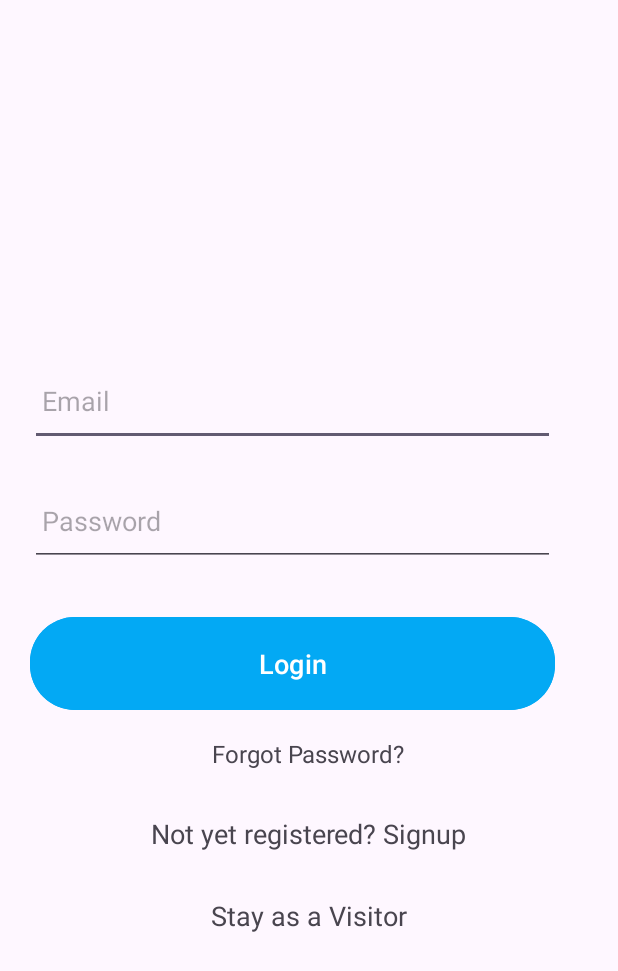
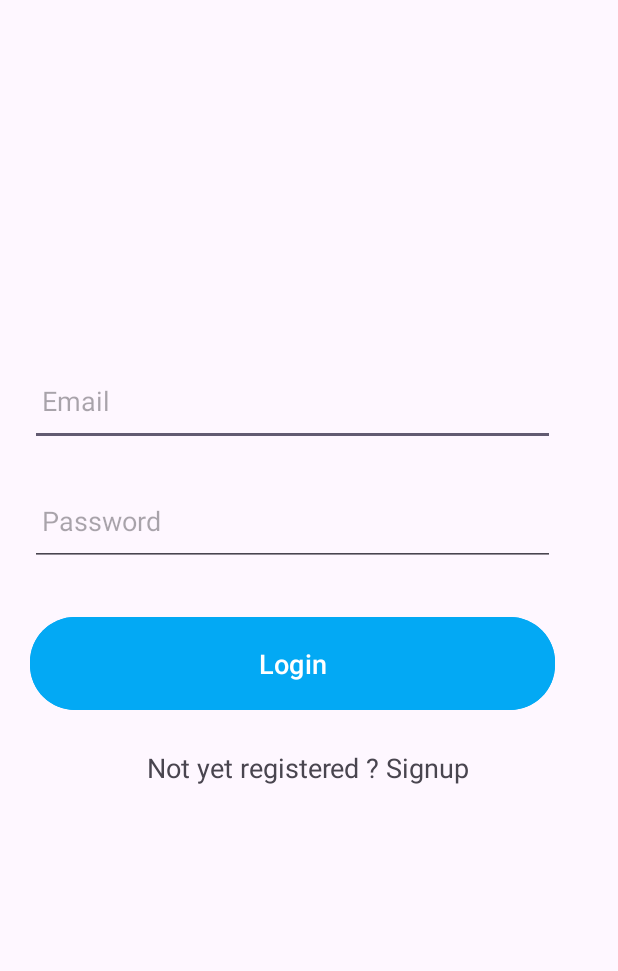
Before and after one commit to achrafwadii/busappversion1, an Android app: the screen it shows after launch (login), on a phone screen of 412 x 824 dp. Shown: the top 971 px of the screen. Run offline under Robolectric (Android 15) with nearby library versions, the phone set to English and light mode, and no system bars; our stand-ins replace Firebase (no records; nobody signed in at launch, a user with empty details on screens opened directly); Roboto replaces fonts that are not available here.

Commit message:
version dernier

```diff
--- /dev/null
+++ b/app/src/main/java/com/example/busapp/Parcelize.kt
@@ -0,0 +1,3 @@
+package com.example.busapp
+
+annotation class Parcelize
--- a/app/src/main/java/com/example/busapp/login.kt
+++ b/app/src/main/java/com/example/busapp/login.kt
@@ -19,7 +19,6 @@ class login : AppCompatActivity() {
         val emailtxt : TextView = findViewById(R.id.login_email)
         val passwordtxt : TextView = findViewById(R.id.login_password)
         val toSignup : TextView = findViewById(R.id.signupRedirectText)
-        val stay_visitor : TextView = findViewById(R.id.stayasvisitor)
         loginbtn.setOnClickListener{
             val email = emailtxt.text.toString().trim()
             val password = passwordtxt.text.toString()
@@ -43,12 +42,6 @@ class login : AppCompatActivity() {
             startActivity(intent1)
 
         }
-        stay_visitor.setOnClickListener{
-            val intent3 = Intent(this, MainActivity::class.java)
-            startActivity(intent3)
-            finish()
-        }
-
     }
 
 }
--- a/app/src/main/res/layout/login.xml
+++ b/app/src/main/res/layout/login.xml
@@ -59,15 +59,7 @@
                     android:textSize="18sp"
                     app:cornerRadius="30dp" />
 
-                <TextView
-                    android:id="@+id/forgot_password"
-                    android:layout_width="wrap_content"
-                    android:layout_height="wrap_content"
-                    android:layout_gravity="center"
-                    android:layout_marginTop="6dp"
-                    android:padding="8dp"
-                    android:text="Forgot Password?"
-                    android:textSize="16sp" />
+
 
                 <TextView
                     android:id="@+id/signupRedirectText"
@@ -76,23 +68,13 @@
                     android:layout_gravity="center"
                     android:layout_marginTop="14dp"
                     android:padding="8dp"
-                    android:text="Not yet registered? Signup"
+                    android:text="Not yet registered ? Signup"
                     android:clickable="true"
                     android:focusable="true"
                     android:textSize="18sp" />
 
 
-                <TextView
-                    android:id="@+id/stayasvisitor"
-                    android:layout_width="wrap_content"
-                    android:layout_height="wrap_content"
-                    android:layout_gravity="center"
-                    android:layout_marginTop="14dp"
-                    android:padding="8dp"
-                    android:text="Stay as a Visitor"
-                    android:clickable="true"
-                    android:focusable="true"
-                    android:textSize="18sp" />
+
 
             </LinearLayout>
 
```
Also changed, not shown: app/src/main/java/com/example/busapp/AllRoutesActivity.kt (+13 -7 lines), app/src/main/java/com/example/busapp/DetailleItineraireActivity.kt (added, +44 -0 lines), app/src/main/java/com/example/busapp/MainActivity.kt (+1 -6 lines), app/src/main/java/com/example/busapp/Route.kt (+17 -17 lines), app/src/main/java/com/example/busapp/RoutesAdapter.kt (+5 -7 lines), app/src/main/java/com/example/busapp/adapter_arret.kt (+7 -6 lines), app/src/main/java/com/example/busapp/detaille_itineraire.kt (deleted, +0 -42 lines), app/src/main/res/layout/activity_splash_screen.xml (+4 -4 lines), app/src/main/res/menu/nav_menu.xml (+2 -8 lines), app/src/main/res/drawable/bus11.png (added).
